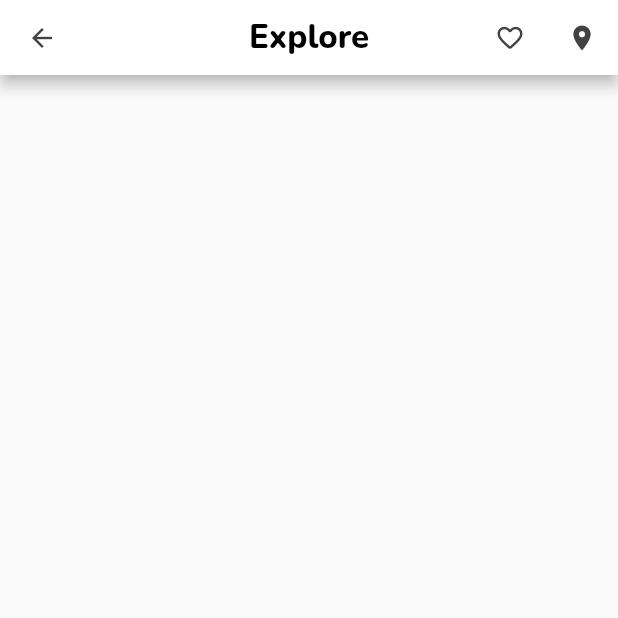
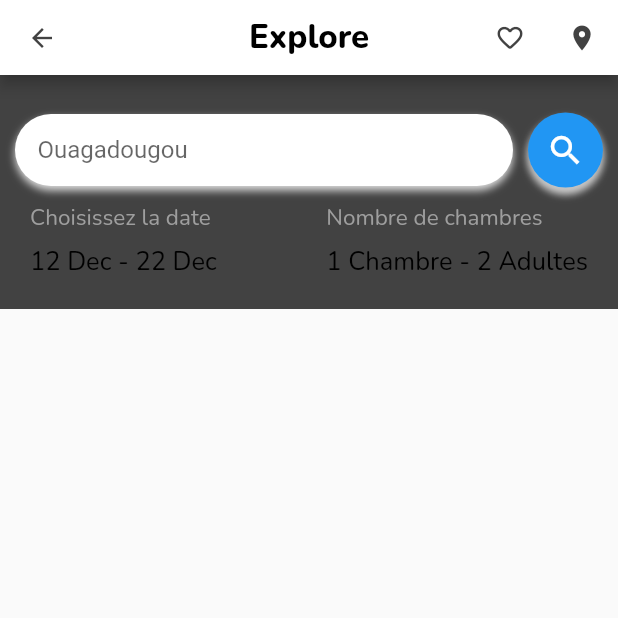
Before and after one commit to NizoAT/Luxushotels, a Flutter app: the screen it shows after launch, on a phone screen of 412 x 824 dp, the top half of it. Run offline on Flutter 3.47's test engine with Material 2 defaults, Android fonts, the phone set to English and light mode, and no system bars; our stand-ins replace google_fonts.

Commit message:
Search Section configuration

```diff
--- a/lib/main.dart
+++ b/lib/main.dart
@@ -12,6 +12,7 @@ class MyApp extends StatelessWidget {
   // This widget is the root of your application.
   @override
   Widget build(BuildContext context) {
+    const d_green = const Color(0xFF54D3C2);
     return MaterialApp(
       debugShowCheckedModeBanner: false,
       title: 'Hotels Booking',
--- a/lib/pages/myhomepage.dart
+++ b/lib/pages/myhomepage.dart
@@ -1,9 +1,9 @@
 import 'package:flutter/material.dart';
 import 'package:luxushotels/widgets/myappbar.dart';
+import 'package:luxushotels/widgets/searchsection.dart';
 
 class MyHomePage extends StatefulWidget {
   const MyHomePage({super.key, required this.title});
-
 
   final String title;
 
@@ -12,26 +12,22 @@ class MyHomePage extends StatefulWidget {
 }
 
 class _MyHomePageState extends State<MyHomePage> {
-
-  const d_green = const Color(0xFF54D3C2);
+  static const Color d_green = const Color(0xFF54D3C2);
 
   @override
-      Widget build(BuildContext context){
-
+  Widget build(BuildContext context) {
     return Scaffold(
-
       appBar: const MyAppBar(),
-
       body: SafeArea(
-
-            child: Container(),
-
+        child: SingleChildScrollView(
+          child: Column(
+            children: [
+              SearchSection(),
+              //HotelSection(),
+            ],
           ),
-
-
-
-
+        ),
+      ),
     );
-
   }
 }
--- /dev/null
+++ b/lib/widgets/searchsection.dart
@@ -0,0 +1,150 @@
+import 'package:flutter/cupertino.dart';
+import 'package:flutter/material.dart';
+import 'package:google_fonts/google_fonts.dart';
+
+class SearchSection extends StatelessWidget {
+  const SearchSection({super.key});
+static const Color d_green = Color(0xFF54D3C2);
+  @override
+  Widget build(BuildContext context) {
+    return Container(
+      color: Colors.grey[800],
+      padding: const EdgeInsets.fromLTRB(10, 25, 10, 10),
+      child: Column(
+        children: [
+          Row(
+            children: [
+              Expanded(
+                child: Container(
+                  padding: const EdgeInsets.only(left: 5),
+                  decoration: BoxDecoration(
+                    color: Colors.white,
+                    borderRadius: BorderRadius.circular(30),
+                    boxShadow: [
+                      BoxShadow(
+                        color: Colors.grey.shade300,
+                        blurRadius: 4,
+                        offset: const Offset(0, 3),
+                      ),
+                    ],
+                  ),
+                  child: const TextField(
+                    decoration: InputDecoration(
+                      hintText: "Ouagadougou",
+                      contentPadding: EdgeInsets.all(10),
+                      border: InputBorder.none,
+                    ),
+                  ),
+                ),
+              ),
+              const SizedBox(
+                width: 10,
+              ),
+              Container(
+                height: 50,
+                width: 50,
+                decoration: BoxDecoration(
+                  boxShadow: [
+                    BoxShadow(
+                      color: Colors.grey.shade300,
+                      blurRadius: 4,
+                      offset: const Offset(0, 4),
+                    ),
+                  ],
+                  borderRadius: const BorderRadius.all(Radius.circular(25)),
+                ),
+
+                child: ElevatedButton(
+
+                  onPressed: () {
+                    Navigator.push(
+                      context,
+                      MaterialPageRoute(
+                        builder: (context){
+                          return CalendarPage();
+                        }
+                        ),
+                    );
+                  },
+                  child:  Icon(
+                    Icons.search,
+                    color: Colors.white,
+                    size: 26,
+                  ),
+
+                  style: ElevatedButton.styleFrom(
+                  foregroundColor: d_green,
+                  padding: const EdgeInsets.all(10),
+                  shape: const CircleBorder(),
+                  shadowColor: Colors.white,
+                ),
+
+                ),
+
+              ),
+            ],
+          ),
+          Row(
+            mainAxisAlignment: MainAxisAlignment.spaceBetween,
+            children: [
+              Container(
+                margin: const EdgeInsets.all(10),
+                child:Column(
+                  crossAxisAlignment: CrossAxisAlignment.start,
+                  children: [
+                    Text(
+                      'Choisissez la date',
+                      style: GoogleFonts.nunito(
+                        color: Colors.grey,
+                        fontSize: 15,
+                      ),
+                    ),
+
+                    const SizedBox(height: 8,),
+
+                    Text(
+                      '12 Dec - 22 Dec',
+                      style: GoogleFonts.nunito(
+                        color: Colors.black,
+                        fontSize: 17,
+                      ),
+
+                    ),
+
+                  ],
+                ),
+              ),
+
+              Container(
+                margin: const EdgeInsets.all(10),
+                child: Column(
+                  crossAxisAlignment: CrossAxisAlignment.start,
+                  children: [
+                    Text(
+                      'Nombre de chambres',
+                      style: GoogleFonts.nunito(
+                        color: Colors.grey,
+                        fontSize: 15,
+                      ),
+                    ),
+
+                    const SizedBox(height: 8,),
+
+                    Text(
+                      '1 Chambre - 2 Adultes',
+                      style: GoogleFonts.nunito(
+                        color: Colors.black,
+                        fontSize: 17,
+                      )
+                    ),
+
+                  ],
+                ),
+              ),
+            ],
+          ),
+        ],
+      ),
+    );
+  }
+}
```
Lines whose indentation alone changed are shown as unchanged.
